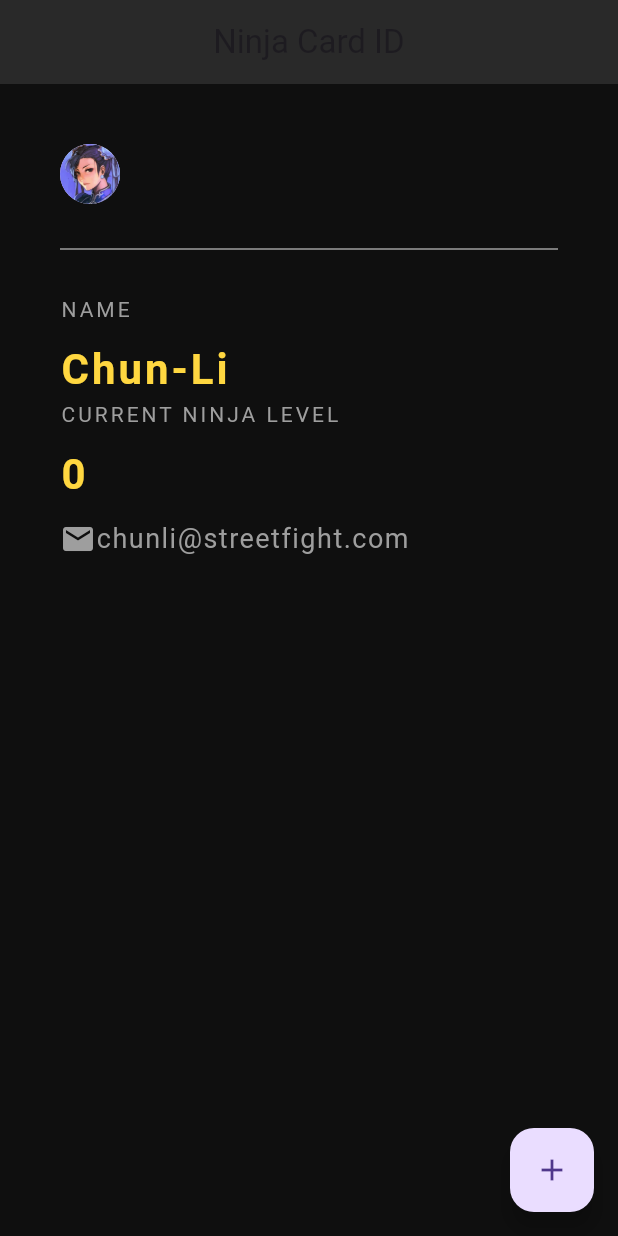
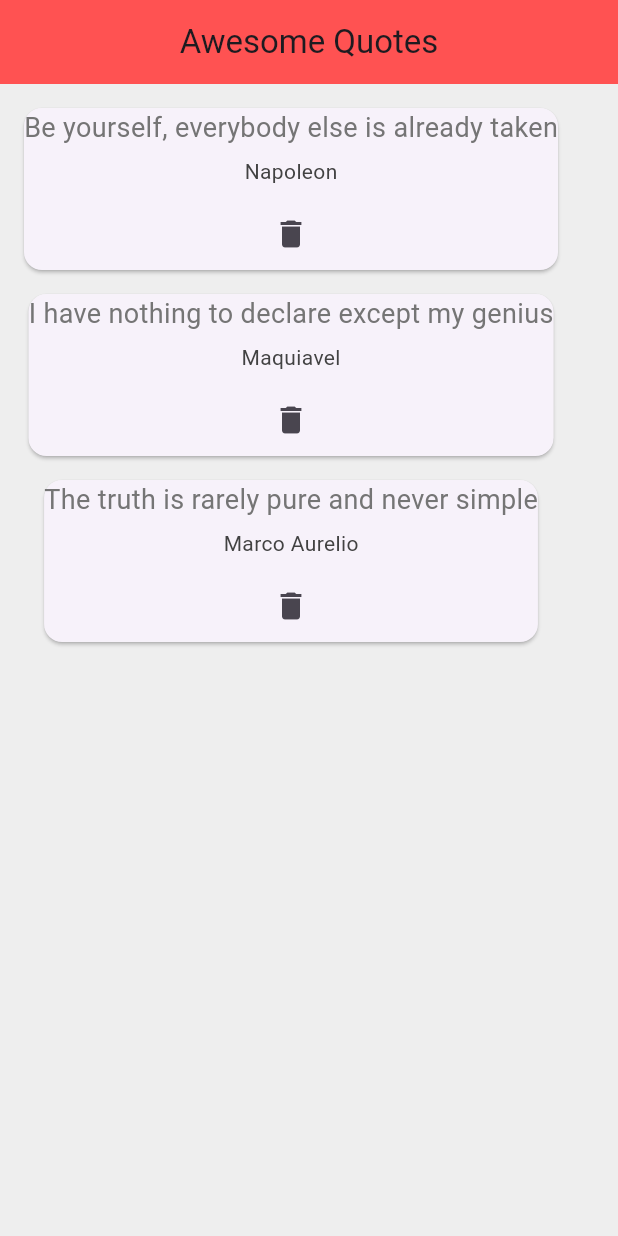
Before and after one commit to woragis/flutter_apps, a Flutter app: the screen it shows after launch, on a phone screen of 412 x 824 dp. Run offline on Flutter 3.47's test engine with Material 3 defaults, Android fonts, the phone set to English and light mode, and no system bars.

Commit message:
Finish second ever Flutter project

```diff
--- a/lib/main.dart
+++ b/lib/main.dart
@@ -1,108 +1,56 @@
+// ignore_for_file: use_key_in_widget_constructors, empty_constructor_bodies
+
 import 'package:flutter/material.dart';
+import "quote.dart";
+import "quote_card.dart";
 
 // Static Variables
 const nameLabel = "NAME";
 
 void main() {
-  runApp(const MaterialApp(home: NinjaCard()));
+  runApp(const MaterialApp(home: QuoteList()));
 }
 
-class NinjaCard extends StatefulWidget {
-  const NinjaCard({Key? key}) : super(key: key);
+class QuoteList extends StatefulWidget {
+  const QuoteList({Key? key}) : super(key: key);
 
   @override
-  State<NinjaCard> createState() => _NinjaCardState();
+  _QuoteListState createState() => _QuoteListState();
 }
 
-class _NinjaCardState extends State<NinjaCard> {
-  int ninjaLevel = 0;
-
-  double bodyPadding = 40.0;
-  String avatarPath = "assets/chun-li.jpeg";
-  double dividerHeight = 60.0;
-  double sizedBoxHeight = 10.0;
-  String username = "Chun-Li";
-  String email = "chunli@streetfight.com";
+class _QuoteListState extends State<QuoteList> {
+  List<Quote> quotes = [
+    Quote(
+        text: "Be yourself, everybody else is already taken",
+        author: "Napoleon"),
+    Quote(
+        text: "I have nothing to declare except my genius",
+        author: "Maquiavel"),
+    Quote(
+        text: "The truth is rarely pure and never simple",
+        author: "Marco Aurelio")
+  ];
 
   @override
   Widget build(BuildContext context) {
     return Scaffold(
-        backgroundColor: const Color.fromARGB(255, 15, 15, 15),
+      backgroundColor: Colors.grey[200],
       appBar: AppBar(
-          title: const Text("Ninja Card ID"),
-          backgroundColor: const Color.fromARGB(255, 41, 41, 41),
+        title: const Text("Awesome Quotes"),
         centerTitle: true,
-          elevation: 0.0,
+        backgroundColor: Colors.redAccent,
       ),
-        floatingActionButton: FloatingActionButton(
-          onPressed: () {
+      body: Column(
+        children: quotes
+            .map((quote) => QuoteCard(
+                quote: quote,
+                delete: () {
                   setState(() {
-              ninjaLevel++;
+                    quotes.remove(quote);
                   });
-          },
-          child: const Icon(Icons.add),
+                }))
+            .toList(),
       ),
-        body: Padding(
-          padding: EdgeInsets.all(bodyPadding),
-          child: Column(
-            crossAxisAlignment: CrossAxisAlignment.start,
-            children: <Widget>[
-              CircleAvatar(
-                backgroundImage: AssetImage(avatarPath),
-              ),
-              Divider(
-                height: dividerHeight,
-                color: Colors.grey,
-              ),
-              const Text(
-                nameLabel,
-                style: TextStyle(
-                  color: Colors.grey,
-                  letterSpacing: 2.0,
-                ),
-              ),
-              SizedBox(height: sizedBoxHeight),
-              Text(
-                username,
-                style: const TextStyle(
-                  color: Colors.amberAccent,
-                  letterSpacing: 2.0,
-                  fontSize: 28.0,
-                  fontWeight: FontWeight.bold,
-                ),
-              ),
-              const Text(
-                "CURRENT NINJA LEVEL",
-                style: TextStyle(
-                  color: Colors.grey,
-                  letterSpacing: 2.0,
-                ),
-              ),
-              SizedBox(height: sizedBoxHeight),
-              Text(
-                "$ninjaLevel",
-                style: const TextStyle(
-                  color: Colors.amberAccent,
-                  letterSpacing: 2.0,
-                  fontSize: 28.0,
-                  fontWeight: FontWeight.bold,
-                ),
-              ),
-              SizedBox(height: sizedBoxHeight),
-              Row(children: <Widget>[
-                const Icon(
-                  Icons.email,
-                  color: Colors.grey,
-                ),
-                Text(email,
-                    style: const TextStyle(
-                      color: Colors.grey,
-                      fontSize: 18.0,
-                      letterSpacing: 1.0,
-                    ))
-              ])
-            ],
-          ),
-        ));
+    );
   }
 }
--- /dev/null
+++ b/lib/quote.dart
@@ -0,0 +1,5 @@
+class Quote {
+  String text;
+  String author;
+  Quote({required this.text, required this.author}) {}
+}
--- /dev/null
+++ b/lib/quote_card.dart
@@ -0,0 +1,43 @@
+import 'package:flutter/material.dart';
+import "quote.dart";
+
+class QuoteCard extends StatelessWidget {
+  final Quote quote;
+  final Function delete;
+  QuoteCard({required this.quote, required this.delete});
+
+  @override
+  Widget build(BuildContext context) {
+    return Card(
+      margin: const EdgeInsets.fromLTRB(16.0, 16.0, 16.0, 0.0),
+      child: Column(
+        children: [
+          Text(
+            quote.text,
+            style: TextStyle(
+              fontSize: 18.0,
+              color: Colors.grey[600],
+            ),
+          ),
+          const SizedBox(height: 6.0),
+          Text(
+            quote.author,
+            style: TextStyle(
+              fontSize: 14.0,
+              color: Colors.grey[800],
+            ),
+          ),
+          const SizedBox(height: 8.0),
+          IconButton(
+              onPressed: () {
+                delete();
+              },
+              icon: const Icon(
+                Icons.delete,
+                semanticLabel: "Delete",
+              )),
+        ],
+      ),
+    );
+  }
+}
```
Lines whose indentation alone changed are shown as unchanged.
